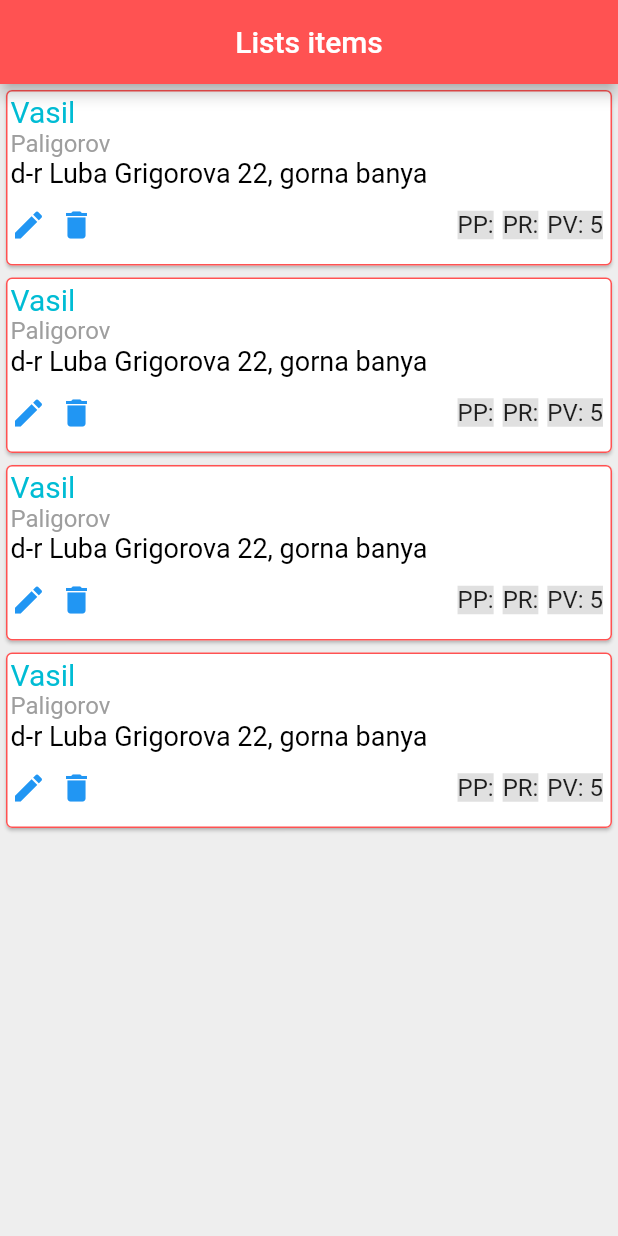
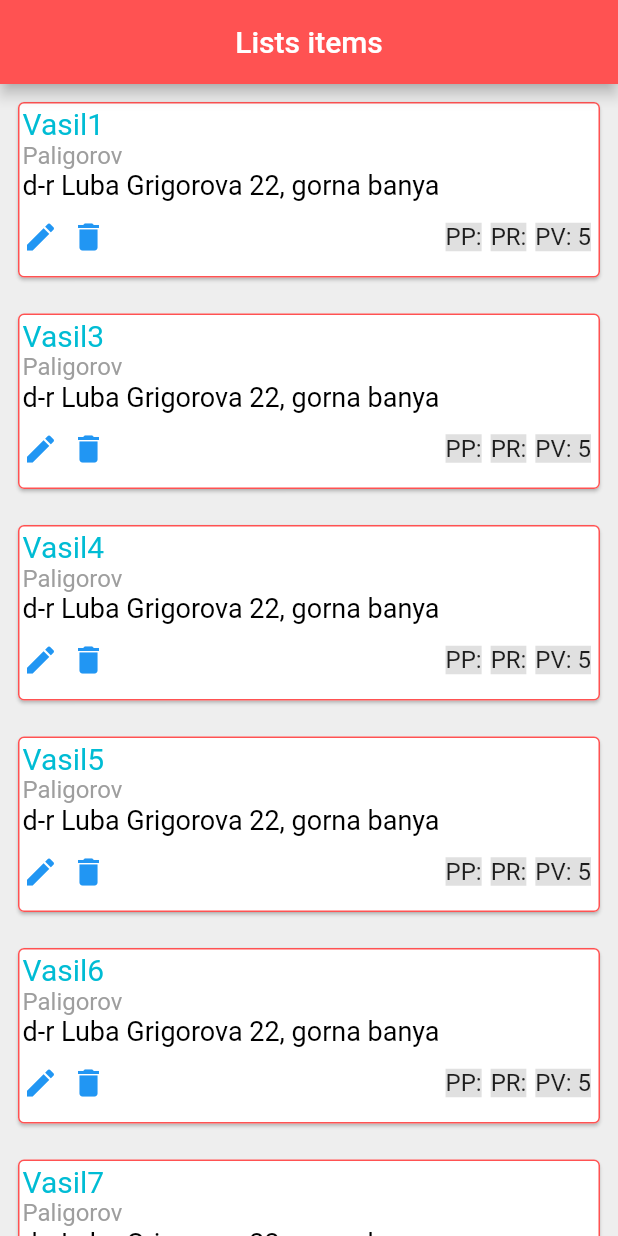
Before and after one commit to CreoTech-Group/FlutterTestRepo, a Flutter app: the screen it shows after launch, on a phone screen of 412 x 824 dp. Run offline on Flutter 3.47's test engine with Material 2 defaults, Android fonts, the phone set to English and light mode, and no system bars.

```diff
--- a/untitled1/lib/items.dart
+++ b/untitled1/lib/items.dart
@@ -1,4 +1,4 @@
-class Item{
+class Item {
   late String t1;
   late String t2;
   late String t3;
--- a/untitled1/lib/list_item.dart
+++ b/untitled1/lib/list_item.dart
@@ -8,10 +8,13 @@ class ListItem extends StatelessWidget {
 
   ListItem({required this.item, required this.delete});
 
-
   @override
   Widget build(BuildContext context) {
-    return Card(
+    return TextButton(
+      onPressed: () {
+        Navigator.pushNamed(context, '/info', arguments: (item));
+      },
+      child: Card(
         shape: RoundedRectangleBorder(
             borderRadius: BorderRadius.circular(4.0),
             side: const BorderSide(color: Colors.redAccent, width: 1.0)),
@@ -46,7 +49,7 @@ class ListItem extends StatelessWidget {
                                   Icons.delete,
                                   color: Colors.blue,
                                 ),
-                              label: Text("       ")),
+                                label: Text("       "),),
                           ],
                         ),
                         Row(
@@ -85,6 +88,7 @@ class ListItem extends StatelessWidget {
             ],
           ),
         ),
+      ),
     );
   }
 }
--- a/untitled1/lib/main.dart
+++ b/untitled1/lib/main.dart
@@ -1,10 +1,14 @@
 import 'package:flutter/material.dart';
 import 'list_item.dart';
 import 'items.dart';
-
+import 'package:untitled1/items_info.dart';
 
 void main() => runApp(MaterialApp(
-    home: Home()
+  initialRoute: '/home',
+  routes: {
+      '/info': (context) => ItemsInfo(),
+      '/home': (context) => Home(),
+  },
 ));
 
 class Home extends StatefulWidget {
@@ -17,15 +21,17 @@ class Home extends StatefulWidget {
 class _HomeState extends State<Home> {
   get onPressed => null;
 
+  List<Item> items = [
+    Item("Vasil1", "Paligorov", "d-r Luba Grigorova 22, gorna banya"),
+    Item("Vasil3", "Paligorov", "d-r Luba Grigorova 22, gorna banya"),
+    Item("Vasil4", "Paligorov", "d-r Luba Grigorova 22, gorna banya"),
+    Item("Vasil5", "Paligorov", "d-r Luba Grigorova 22, gorna banya"),
+    Item("Vasil6", "Paligorov", "d-r Luba Grigorova 22, gorna banya"),
+    Item("Vasil7", "Paligorov", "d-r Luba Grigorova 22, gorna banya")
+  ];
+
   @override
   Widget build(BuildContext context) {
-
-    List<Item> items = [
-      Item("Vasil", "Paligorov", "d-r Luba Grigorova 22, gorna banya"),
-      Item("Vasil", "Paligorov", "d-r Luba Grigorova 22, gorna banya"),
-      Item("Vasil", "Paligorov", "d-r Luba Grigorova 22, gorna banya"),
-      Item("Vasil", "Paligorov", "d-r Luba Grigorova 22, gorna banya")
-    ];
 
     return Scaffold(
       backgroundColor: Colors.grey[200],
@@ -35,15 +41,18 @@ class _HomeState extends State<Home> {
         backgroundColor: Colors.redAccent,
       ),
       body: SafeArea(
-        child: Column(
-          children: items.map((item) => ListItem(
-              item: item,
-              delete: () {
-                setState(() {
-                  items.remove(item);
-                });
-              },
-          )).toList(),
+        child: ListView.builder(
+          itemCount: items.length,
+          itemBuilder: (context, index){
+            return ListItem(
+                item: items[index],
+                delete: () {
+                  setState(() {
+                    items.removeAt(index);
+                  });
+                }
+            );
+          }
         ),
       ),
     );
```
Also changed, not shown: untitled1/lib/items_info.dart (added, +99 -0 lines). Lines whose indentation alone changed are shown as unchanged.
